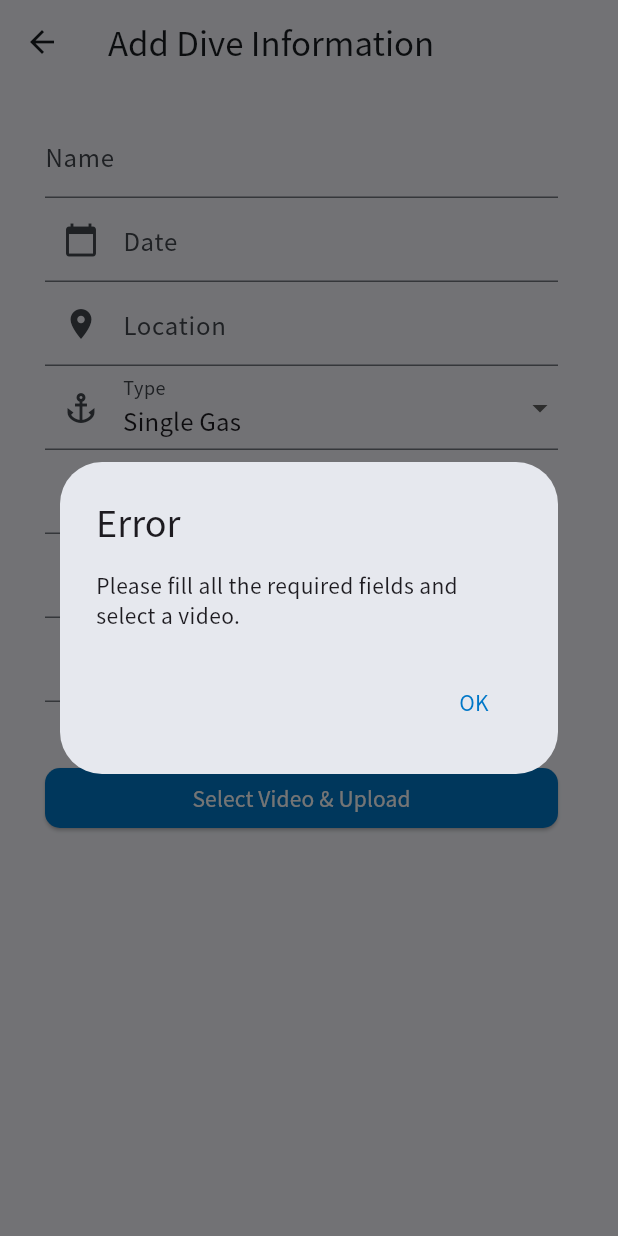
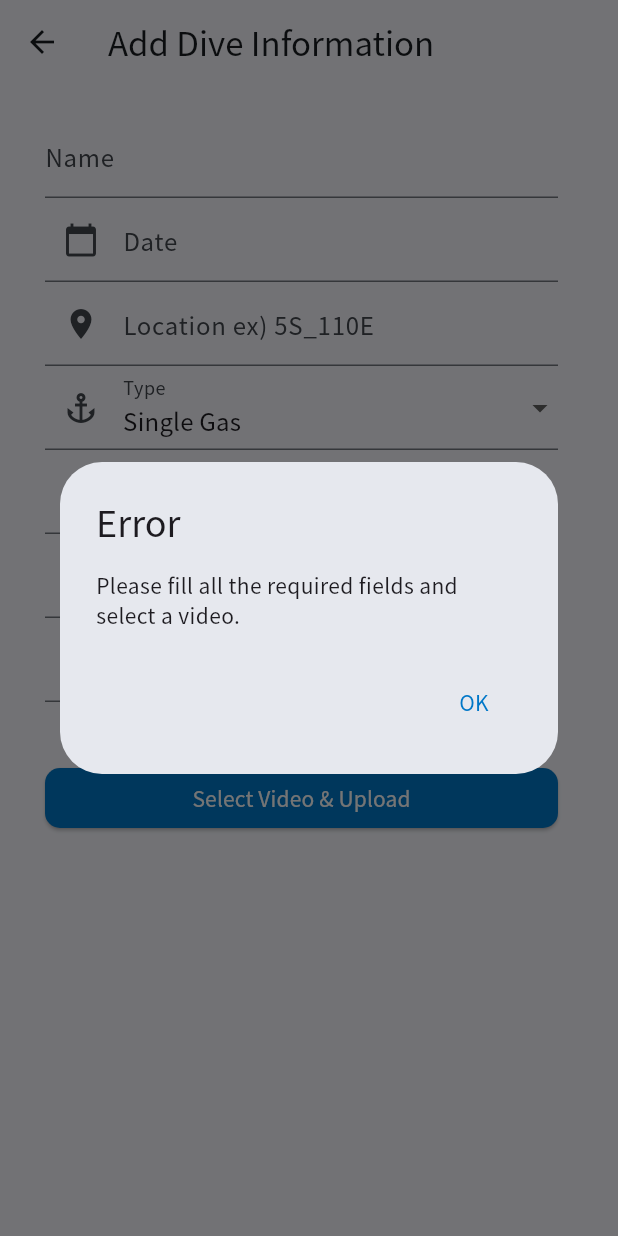
Before and after one commit to Project-Octo/ProjectOcto-App-DiveLog, a Flutter app: the AddPage screen opened directly, after a tap on "Select Video & Upload", on a phone screen of 412 x 824 dp. Run offline on Flutter 3.47's test engine with Material 3 defaults, Android fonts, the light colour scheme and no system bars; our stand-ins replace cloud_firestore, device_info_plus, file_picker, firebase_auth, firebase_core, firebase_storage and 7 more; missing offline and left inert: dart:ffi, firebase_ui_auth, firebase_ui_oauth_google, flutter_background_service, flutter_background_service_android; accounts and stored records are empty.

Commit message:
add progressBar while upload

```diff
--- a/lib/screens/add_page.dart
+++ b/lib/screens/add_page.dart
@@ -5,6 +5,17 @@ import 'dart:io';
 import 'package:file_picker/file_picker.dart';
 import 'package:http/http.dart' as http;
 import 'package:firebase_storage/firebase_storage.dart';
+import 'package:flutter_background_service/flutter_background_service.dart';
+// dart:async, dart:io, dart:ui 라이브러리 import
+import 'dart:async';
+// device_info_plus 플러그인 import
+import 'package:device_info_plus/device_info_plus.dart';
+// 안드로이드 플랫폼 관련 import
+import 'package:flutter_background_service_android/flutter_background_service_android.dart';
+// 로컬 알림 관련 import
+import 'package:flutter_local_notifications/flutter_local_notifications.dart';
+// shared_preferences 플러그인 import
+import 'package:shared_preferences/shared_preferences.dart';
 
 class AddPage extends StatefulWidget {
   const AddPage({Key? key});
@@ -33,7 +44,7 @@ class _AddPageState extends State<AddPage> {
         _totalBottomTimeController.text.isNotEmpty;
   }
 
-  Future<void> _upload() async {
+  Future<void> _uploadConfig() async {
     //Form 유효성 검사
     if (!_isFormValid()) {
       showDialog(
@@ -54,42 +65,67 @@ class _AddPageState extends State<AddPage> {
       );
       return;
     }
+    //파일 선택
+    final result = await FilePicker.platform.pickFiles(type: FileType.video);
 
+    //storage 버캣 주소 설정
     final storage =
         FirebaseStorage.instanceFor(bucket: "gs://diver-logbook-videos");
-    print('storage: $storage');
+    final ref = storage.ref();
 
-    final result = await FilePicker.platform.pickFiles(type: FileType.video);
-    print('result: $result');
+    // Entry point
+
     if (result != null) {
-      final filePath = result.files.single
-          .path; // /data/user/0/com.example.octo_app/cache/file_picker/1000000018.mp4
+      //파일 경로 설정
+      final filePath = result.files.single.path;
 
-      final fileName = filePath?.split('/').last;
-
-      final ref = storage.ref();
-
+      //userId 추출
       User? user = FirebaseAuth.instance.currentUser;
       String uid = user!.uid;
 
-      print(
-          'filePath: $filePath'); // /data/user/0/com.example.octo_app/cache/file_picker/1000000018.mp4
-      print('fileName: $fileName'); // 1000000018.mp4
-
-      print(
-          'ref: $ref'); // Reference(app: [DEFAULT], fullPath: uploads/1000000018.mp4)
-      print(
-          'File(filePath!): ${File(filePath!)}'); // File: '/data/user/0/com.example.octo_app/cache/file_picker/1000000018.mp4'
-      print('_dateController: ${_dateController.text}');
-      print('_locationController: ${_locationController.text}');
-      print('UID: ${uid}');
+      //파일 이름 지정(userId_date_S_E.mp4)
+      final newFileName =
+          '${uid}_${_dateController.text}_${_locationController.text}.mp4'; // userId_date_location.mp4
 
       // 파일 업로드
-      final newFileName =
-          '${uid}_${_dateController.text}_${_locationController.text}.mp4'; // userId_date_location.mp4
-      print('### newFileName: ${newFileName} ###');
-
+      // ignore: use_build_context_synchronously
+      // showDialog(
+      //   context: context,
+      //   barrierDismissible: false, // 로딩창이 닫히지 않도록 설정
+      //   builder: (context) => const Center(
+      //     child: CircularProgressIndicator(),
+      //   ),
+      // );
       final task = ref.child(newFileName).putFile(File(filePath!));
+      showDialog(
+        context: context,
+        barrierDismissible: false, // 로딩창이 닫히지 않도록 설정
+        builder: (context) => Dialog(
+          child: Container(
+            padding: const EdgeInsets.all(20.0),
+            child: Column(
+              mainAxisSize: MainAxisSize.min,
+              children: <Widget>[
+                const CircularProgressIndicator(),
+                const SizedBox(height: 20.0),
+                StreamBuilder<TaskSnapshot>(
+                  stream: task.snapshotEvents,
+                  builder: (context, snapshot) {
+                    if (snapshot.hasData) {
+                      var progress = snapshot.data!.bytesTransferred /
+                          snapshot.data!.totalBytes;
+                      progress = progress * 100;
+                      return Text('${progress.toStringAsFixed(2)}%');
+                    } else {
+                      return const Text('0.00%');
+                    }
+                  },
+                ),
+              ],
+            ),
+          ),
+        ),
+      );
       print('--------------------Upload started--------------------');
 
       // 업로드 진행 상황 모니터링
@@ -98,13 +134,23 @@ class _AddPageState extends State<AddPage> {
 
         print('Upload progress: $progress');
       });
-
       // 업로드 완료
-      await task;
-      print('Video uploaded successfully to Google Cloud Storage');
+      try {
+        await task;
+        print('Video uploaded successfully to Google Cloud Storage');
+      } catch (e) {
+        print('Upload failed: $e');
+        // 에러 발생 시 로딩창 닫고 에러 메시지 표시
+        Navigator.pop(context); // 로딩창 닫기
+        ScaffoldMessenger.of(context).showSnackBar(
+          SnackBar(content: Text('Upload failed: $e')),
+        );
+        return; // 함수 종료
+      }
     } else {
       print('No file selected.');
     }
+    Navigator.pop(context);
   }
 
   @override
@@ -152,7 +198,7 @@ class _AddPageState extends State<AddPage> {
               TextFormField(
                 controller: _locationController,
                 decoration: const InputDecoration(
-                    labelText: 'Location',
+                    labelText: 'Location ex) 5S_110E',
                     prefixIcon: Icon(Icons.location_on_sharp)),
               ),
               DropdownButtonFormField(
@@ -196,7 +242,7 @@ class _AddPageState extends State<AddPage> {
                 Text('Selected video: ${_videoFile!.path}'),
               const SizedBox(height: 20.0),
               ElevatedButton(
-                onPressed: _upload,
+                onPressed: _uploadConfig,
                 style: ElevatedButton.styleFrom(
                   backgroundColor: const Color(0xFF0077C8), // 색상 변경
                   shape: RoundedRectangleBorder(
--- a/pubspec.yaml
+++ b/pubspec.yaml
@@ -53,6 +53,10 @@ dependencies:
   intl: ^0.18.1
   firebase_app_check: ^0.2.1+14
   permission_handler: ^11.3.0
+  flutter_background_service: ^5.0.5
+  device_info_plus: ^9.1.2
+  flutter_local_notifications: ^16.3.2
+  shared_preferences: ^2.2.2
 
 dev_dependencies:
   flutter_test:
```
Also changed, not shown: pubspec.lock, 2 other files.
